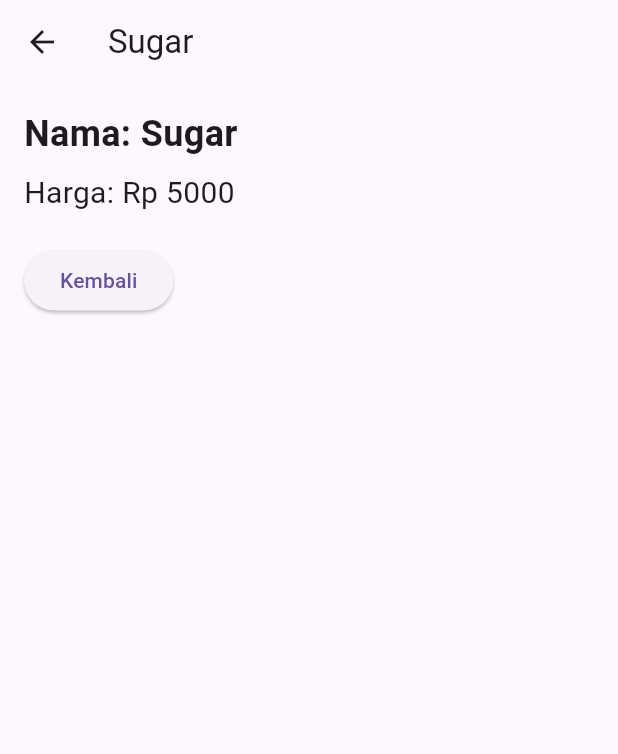
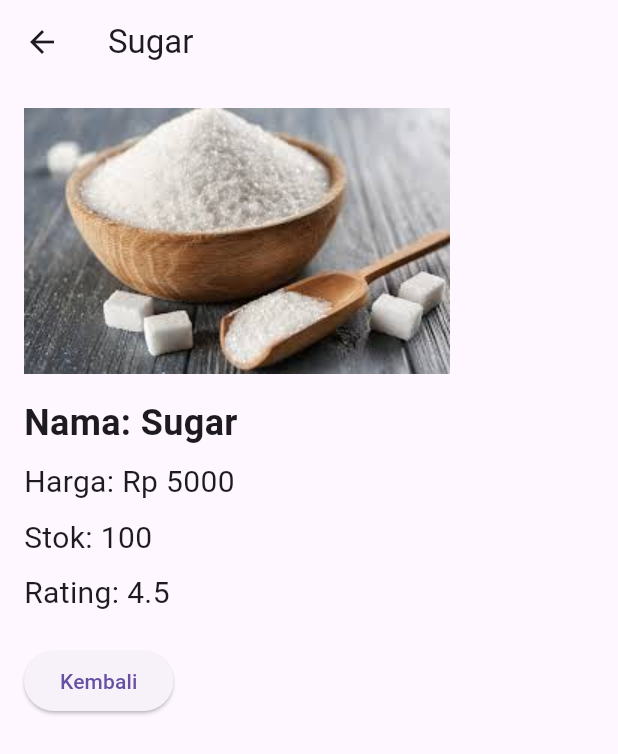
Before and after one commit to AlbaniRajata/Pemrograman-Mobile, a Flutter app: the screen it shows after launch, after a tap on "Sugar", on a phone screen of 412 x 824 dp. Shown: the top 754 px of the screen. Run offline on Flutter 3.47's test engine with Material 3 defaults, Android fonts, the light colour scheme and no system bars.

Commit message:
Tugas Praktikum

```diff
--- a/belanja/lib/models/item.dart
+++ b/belanja/lib/models/item.dart
@@ -1,11 +1,19 @@
 class Item {
   final String name;
   final int price;
+  final String imageUrl;
+  final int stock;
+  final double rating;
 
-  Item({required this.name, required this.price});
+  Item({
+    required this.name,
+    required this.price,
+    required this.imageUrl,
+    required this.stock,
+    required this.rating,});
 
   @override
   String toString() {
-    return 'Item(name: $name, price: $price)';
+    return 'Item(name: $name, price: $price, stock: $stock, rating: $rating)';
   }
 }
--- a/belanja/lib/pages/home_page.dart
+++ b/belanja/lib/pages/home_page.dart
@@ -3,8 +3,8 @@ import 'package:flutter/material.dart';
 
 class HomePage extends StatelessWidget {
   final List<Item> items = [
-    Item(name: 'Sugar', price: 5000),
-    Item(name: 'Salt', price: 2000),
+    Item(name: 'Sugar', price: 5000, imageUrl: 'assets/images/sugar.jpg', stock: 100, rating: 4.5),
+    Item(name: 'Salt', price: 2000, imageUrl: 'assets/images/salt.jpg', stock: 50, rating: 4.0),
   ];
 
   @override
@@ -13,37 +13,61 @@ class HomePage extends StatelessWidget {
       appBar: AppBar(
         title: const Text('Daftar Barang Belanja'),
       ),
-      body: Container(
-        margin: const EdgeInsets.all(8),
-        child: ListView.builder(
+      body: Column(
+        children: [
+          Expanded(
+            child: GridView.builder(
               padding: const EdgeInsets.all(8),
+              gridDelegate: const SliverGridDelegateWithFixedCrossAxisCount(
+                crossAxisCount: 2,
+                crossAxisSpacing: 8,
+                mainAxisSpacing: 8,
+                childAspectRatio: 0.7,
+              ),
               itemCount: items.length,
               itemBuilder: (context, index) {
                 final item = items[index];
                 return InkWell(
                   onTap: () {
-                Navigator.pushNamed(context, '/item', arguments: item,);
+                    Navigator.pushNamed(
+                      context,
+                      '/item',
+                      arguments: item,
+                    );
                   },
                   child: Card(
-                child: Container(
-                  margin: const EdgeInsets.all(8),
-                  child: Row(
+                    child: Column(
                       children: [
-                      Expanded(child: Text(item.name)),
-                      Expanded(
-                        child: Text(
-                          'Rp ${item.price}',
-                          textAlign: TextAlign.end,
+                        Hero(
+                          tag: item.name,
+                          child: Image.asset(item.imageUrl, fit: BoxFit.cover),
                         ),
+                        Padding(
+                          padding: const EdgeInsets.all(8.0),
+                          child: Text(item.name, style: const TextStyle(fontWeight: FontWeight.bold)),
                         ),
+                        Text('Rp ${item.price}', style: const TextStyle(color: Colors.black)),
+                        Text('Stok: ${item.stock}', style: const TextStyle(color: Colors.black)),
+                        Text('Rating: ${item.rating}', style: const TextStyle(color: Colors.black)),
                       ],
-                  ),
                     ),
                   ),
                 );
               },
             ),
           ),
+          Container(
+            color: Colors.blue,
+            padding: const EdgeInsets.all(10),
+            child: const Center(
+              child: Text(
+                'Albani Rajata Malik - NIM: 2241760080',
+                style: TextStyle(color: Colors.white),
+              ),
+            ),
+          ),
+        ],
+      ),
     );
   }
 }
--- a/belanja/lib/pages/item_page.dart
+++ b/belanja/lib/pages/item_page.dart
@@ -4,31 +4,35 @@ import 'package:flutter/material.dart';
 class ItemPage extends StatelessWidget {
   @override
   Widget build(BuildContext context) {
-    // Mengambil argumen dari navigasi
     final Item item = ModalRoute.of(context)!.settings.arguments as Item;
 
     return Scaffold(
       appBar: AppBar(
-        title: Text(item.name),  // Menampilkan nama item di AppBar
+        title: Text(item.name),
       ),
       body: Padding(
-        padding: const EdgeInsets.all(16.0),  // Padding untuk konten
+        padding: const EdgeInsets.all(16.0),
         child: Column(
-          crossAxisAlignment: CrossAxisAlignment.start,  // Align ke kiri
+          crossAxisAlignment: CrossAxisAlignment.start,
           children: [
+            Hero(
+              tag: item.name,
+              child: Image.asset(item.imageUrl),
+            ),
+            const SizedBox(height: 16),
             Text(
               'Nama: ${item.name}',
               style: const TextStyle(fontSize: 24, fontWeight: FontWeight.bold),
             ),
-            const SizedBox(height: 8),  // Spacer antara teks
-            Text(
-              'Harga: Rp ${item.price}',
-              style: const TextStyle(fontSize: 20),
-            ),
-            const SizedBox(height: 20),  // Spacer tambahan
+            const SizedBox(height: 8),
+            Text('Harga: Rp ${item.price}', style: const TextStyle(fontSize: 20)),
+            const SizedBox(height: 8),
+            Text('Stok: ${item.stock}', style: const TextStyle(fontSize: 20)),
+            const SizedBox(height: 8),
+            Text('Rating: ${item.rating}', style: const TextStyle(fontSize: 20)),
+            const  SizedBox(height: 20),
             ElevatedButton(
               onPressed: () {
-                // Aksi ketika tombol ditekan (misalnya kembali ke halaman sebelumnya)
                 Navigator.pop(context);
               },
               child: const Text('Kembali'),
--- a/belanja/pubspec.yaml
+++ b/belanja/pubspec.yaml
@@ -9,6 +9,7 @@ environment:
 dependencies:
   flutter:
     sdk: flutter
+  go_router: ^14.3.0
 
 dev_dependencies:
   flutter_test:
@@ -17,3 +18,6 @@ dev_dependencies:
 
 flutter:
   uses-material-design: true
+  assets:
+    - assets/images/salt.jpg
+    - assets/images/sugar.jpg
```
Also changed, not shown: belanja/assets/images/salt.jpg (added), belanja/assets/images/sugar.jpg (added). Lines whose indentation alone changed are shown as unchanged.
